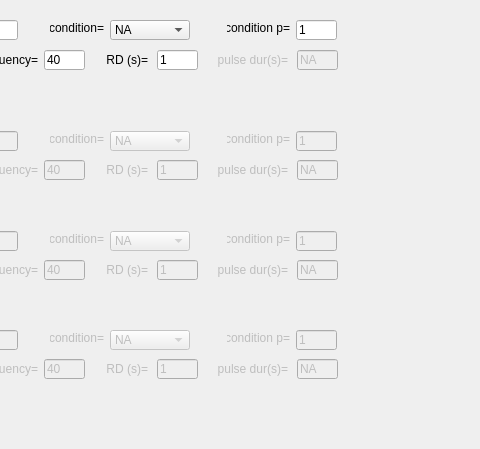
AllenNeuralDynamics/dynamic-foraging-task, file src/foraging_gui/Optogenetics.ui: the form before one commit; both pictures show x 793 to 1273 and y 0 to 449 of the 1273 by 554 pixel window.
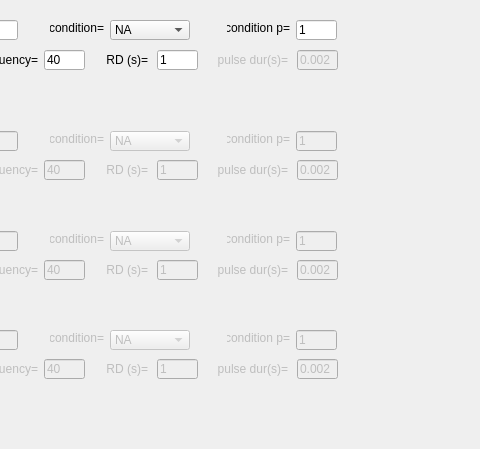
The form after the commit.

Commit message: Update Optogenetics Waveform

Diff of the .ui file:
```diff
--- a/src/foraging_gui/Optogenetics.ui
+++ b/src/foraging_gui/Optogenetics.ui
@@ -380,7 +380,7 @@
     </rect>
    </property>
    <property name="text">
-    <string>NA</string>
+    <string>0.002</string>
    </property>
    <property name="readOnly">
     <bool>false</bool>
@@ -1500,7 +1500,7 @@
     </rect>
    </property>
    <property name="text">
-    <string>NA</string>
+    <string>0.002</string>
    </property>
    <property name="readOnly">
     <bool>false</bool>
@@ -1969,7 +1969,7 @@
     </rect>
    </property>
    <property name="text">
-    <string>NA</string>
+    <string>0.002</string>
    </property>
    <property name="readOnly">
     <bool>false</bool>
@@ -2545,7 +2545,7 @@
     </rect>
    </property>
    <property name="text">
-    <string>NA</string>
+    <string>0.002</string>
    </property>
    <property name="readOnly">
     <bool>false</bool>
```
The commit also changes 5 other files.
